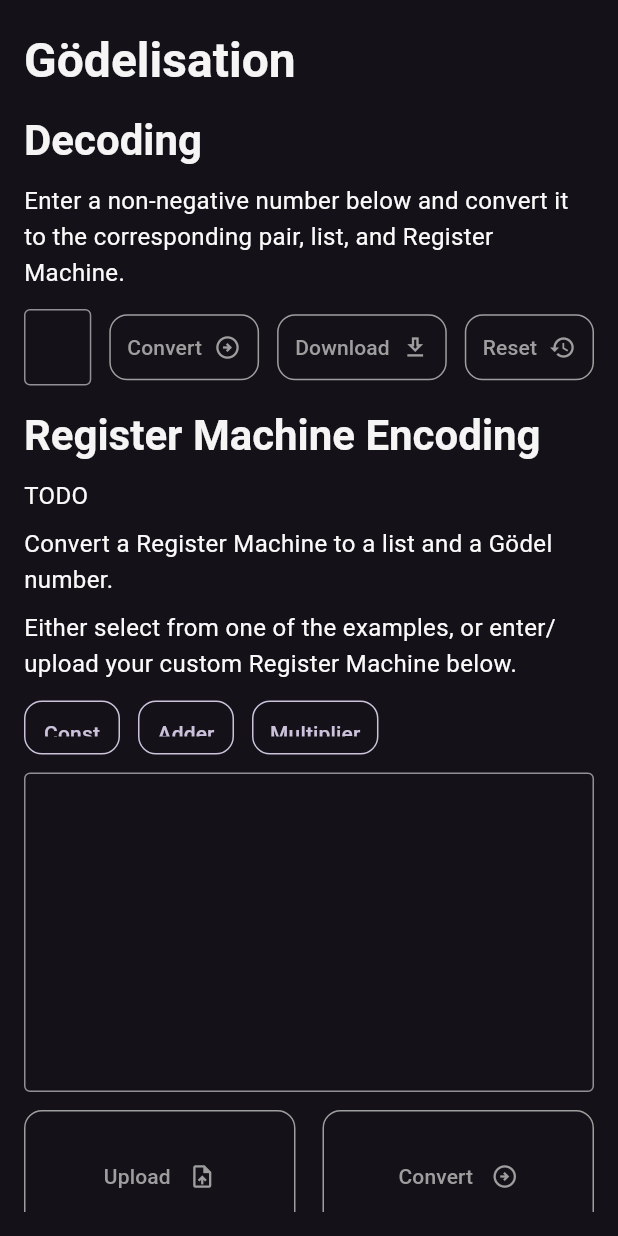
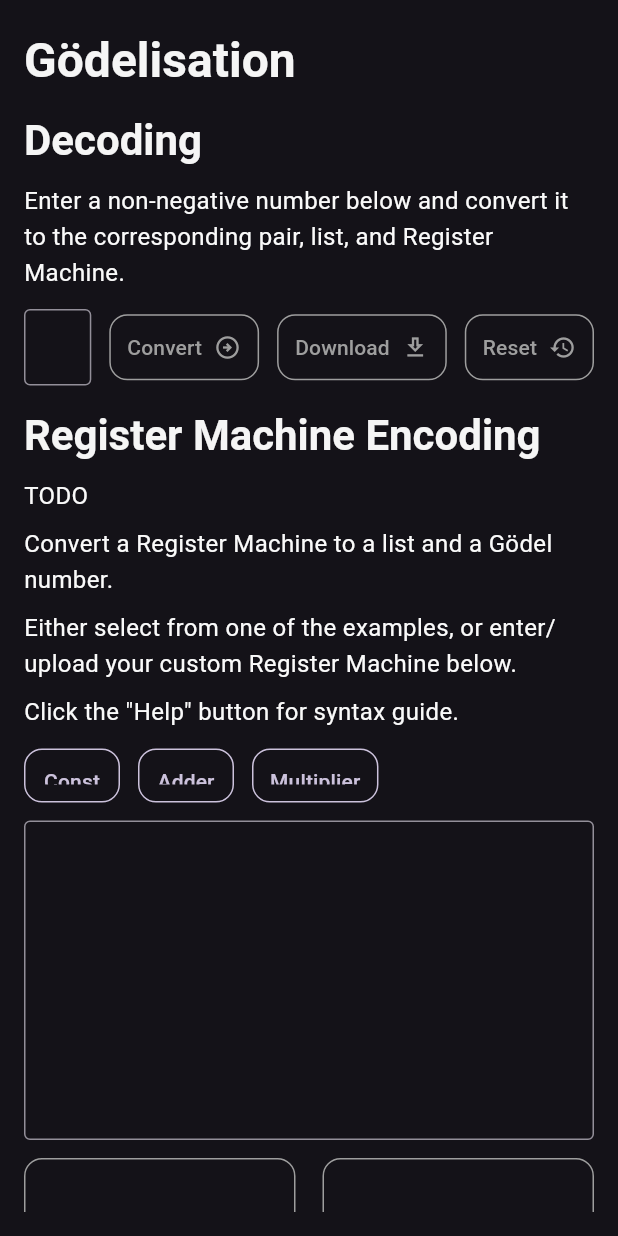
Before and after one commit to MMZK1526/rm_front_end, a Flutter app: the ConversionTab widget shown alone on an empty page, opened directly, on a phone screen of 412 x 824 dp. Run offline on Flutter 3.47's test engine with Material 2 defaults, Android fonts, the phone set to English and light mode, and no system bars; drawn by our look-alikes of flutter_markdown; our stand-ins replace dartz; missing offline and left inert: dart:html; network calls fail.

Commit message:
[mmzk] (refactor) Extract file name constants

```diff
--- a/lib/constants/my_markdown_texts.dart
+++ b/lib/constants/my_markdown_texts.dart
@@ -104,6 +104,8 @@ TODO
 Convert a Register Machine to a list and a Gödel number.
 
 Either select from one of the examples, or enter/upload your custom Register Machine below.
+
+Click the "Help" button for syntax guide.
 """;
 
   static const encodeListPairMarkdown = """
--- a/lib/constants/my_text.dart
+++ b/lib/constants/my_text.dart
@@ -12,9 +12,10 @@ enum MyText {
   connectionErr,
   connectionErrContent,
 
-  responseFileName,
-  decodeFileName,
-  decodeZipFileName,
+  responseJSON,
+  responseMarkdown,
+  encodeZip,
+  decodeZip,
 }
 
 extension MyTextExtension on MyText {
@@ -40,11 +41,13 @@ extension MyTextExtension on MyText {
         return 'Connection Error';
       case MyText.connectionErrContent:
         return 'Failed to connect to the back-end. The functionalities may not work';
-      case MyText.responseFileName:
+      case MyText.responseJSON:
         return 'response.json';
-      case MyText.decodeFileName:
-        return 'decode.rm';
-      case MyText.decodeZipFileName:
+      case MyText.responseMarkdown:
+        return 'response.md';
+      case MyText.encodeZip:
+        return 'encode.zip';
+      case MyText.decodeZip:
         return 'decode.zip';
       default:
         return 'Unknown';
--- a/lib/views/conversion_tab.dart
+++ b/lib/views/conversion_tab.dart
@@ -107,11 +107,14 @@ class _ConversionTabState extends State<ConversionTab>
                   enabled: decodehasValidData,
                   colour: Theme.of(context).colorScheme.secondary,
                   onPressed: () => FileIO.saveAsZip(
-                    'decoded.zip',
+                    MyText.decodeZip.text,
                     [
-                      fn.Tuple2('response.json', '${decodeData?.json}'),
                       fn.Tuple2(
-                        'response.md',
+                        MyText.responseJSON.text,
+                        '${decodeData?.json}',
+                      ),
+                      fn.Tuple2(
+                        MyText.responseMarkdown.text,
                         '${decodeData?.toMarkdown()}',
                       ),
                     ],
@@ -218,16 +221,19 @@ class _ConversionTabState extends State<ConversionTab>
               children: [
                 Expanded(
                   child: Button(
-                    enabled: decodehasValidData,
+                    enabled: encodeRMHasValidData,
                     colour: Theme.of(context).colorScheme.secondary,
                     onPressed: () => FileIO.saveAsZip(
-                      'decoded.zip',
+                      MyText.encodeZip.text,
                       [
                         fn.Tuple2(
-                          'decoded_machine.rm',
-                          '${decodeData?.regMach}',
+                          MyText.responseJSON.text,
+                          '${encodeRMData?.json}',
                         ),
-                        fn.Tuple2('response.json', '${decodeData?.json}')
+                        fn.Tuple2(
+                          MyText.responseMarkdown.text,
+                          '${encodeRMData?.toMarkdown()}',
+                        ),
                       ],
                     ),
                     child: SizedBox(
```
